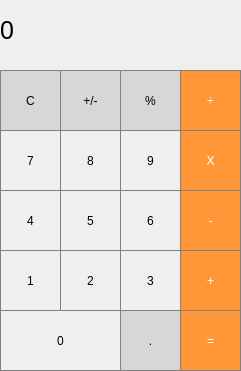
Before: the Qt Designer form mainwindow.ui in BOT-PRANAV/Qt-Applications, drawn with Qt 5.
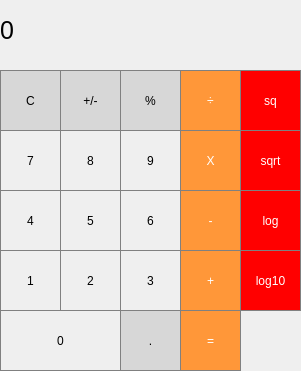
After: the same form once the commit is applied.

What changed in the file:
```diff
--- a/mainwindow.ui
+++ b/mainwindow.ui
@@ -6,7 +6,7 @@
    <rect>
     <x>0</x>
     <y>0</y>
-    <width>241</width>
+    <width>301</width>
     <height>371</height>
    </rect>
   </property>
@@ -19,7 +19,7 @@
      <rect>
       <x>0</x>
       <y>-10</y>
-      <width>241</width>
+      <width>301</width>
       <height>81</height>
      </rect>
     </property>
@@ -504,6 +504,110 @@
      <string>=</string>
     </property>
    </widget>
+   <widget class="QPushButton" name="pushButton_sq">
+    <property name="geometry">
+     <rect>
+      <x>240</x>
+      <y>70</y>
+      <width>61</width>
+      <height>61</height>
+     </rect>
+    </property>
+    <property name="styleSheet">
+     <string notr="true">/* (Orange buttons) Operations Buttons Stylesheet */
+QPushButton {
+  background-color: rgb(255, 0, 0);
+  color: white; 
+  border: 1px solid gray;
+}
+
+QPushButton:pressed {
+    background-color: qlineargradient(x1: 0, y1: 0, x2: 0, y2: 1,
+                                      stop: 0 #FF7832, stop: 1 #FF9739);
+}</string>
+    </property>
+    <property name="text">
+     <string>sq</string>
+    </property>
+   </widget>
+   <widget class="QPushButton" name="pushButton_sqrt">
+    <property name="geometry">
+     <rect>
+      <x>240</x>
+      <y>130</y>
+      <width>61</width>
+      <height>61</height>
+     </rect>
+    </property>
+    <property name="styleSheet">
+     <string notr="true">/* (Orange buttons) Operations Buttons Stylesheet */
+QPushButton {
+  background-color: rgb(255, 0, 0);
+  color: white; 
+  border: 1px solid gray;
+}
+
+QPushButton:pressed {
+    background-color: qlineargradient(x1: 0, y1: 0, x2: 0, y2: 1,
+                                      stop: 0 #FF7832, stop: 1 #FF9739);
+}</string>
+    </property>
+    <property name="text">
+     <string>sqrt</string>
+    </property>
+   </widget>
+   <widget class="QPushButton" name="pushButton_log">
+    <property name="geometry">
+     <rect>
+      <x>240</x>
+      <y>190</y>
+      <width>61</width>
+      <height>61</height>
+     </rect>
+    </property>
+    <property name="styleSheet">
+     <string notr="true">/* (Orange buttons) Operations Buttons Stylesheet */
+QPushButton {
+  background-color: rgb(255, 0, 0);
+  color: white; 
+  border: 1px solid gray;
+}
+
+QPushButton:pressed {
+    background-color: qlineargradient(x1: 0, y1: 0, x2: 0, y2: 1,
+                                      stop: 0 #FF7832, stop: 1 #FF9739);
+}</string>
+    </property>
+    <property name="text">
+     <string>log</string>
+    </property>
+   </widget>
+   <widget class="QPushButton" name="pushButton_log_10">
+    <property name="geometry">
+     <rect>
+      <x>240</x>
+      <y>250</y>
+      <width>61</width>
+      <height>61</height>
+     </rect>
+    </property>
+    <property name="styleSheet">
+     <string notr="true">/* (Orange buttons) Operations Buttons Stylesheet */
+QPushButton {
+  background-color: rgb(255, 0, 0);
+  color: white; 
+  border: 1px solid gray;
+}
+
+QPushButton:pressed {
+    background-color: qlineargradient(x1: 0, y1: 0, x2: 0, y2: 1,
+                                      stop: 0 #FF7832, stop: 1 #FF9739);
+}</string>
+    </property>
+    <property name="text">
+     <string>log10</string>
+    </property>
+   </widget>
   </widget>
  </widget>
  <resources/>
```
